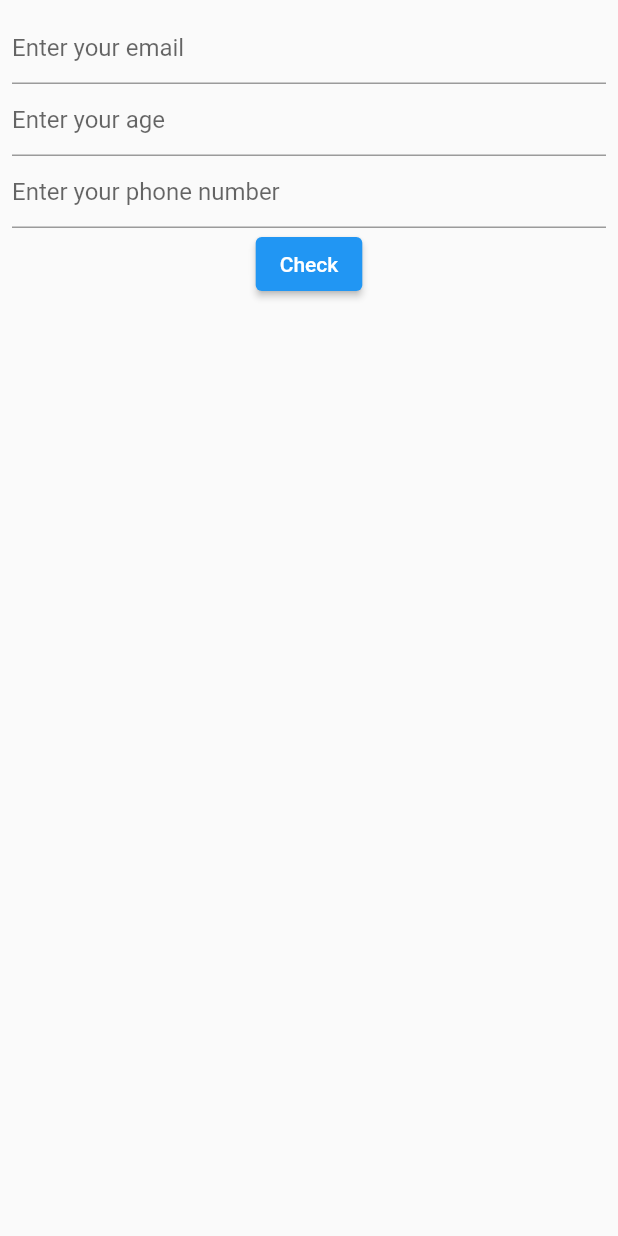
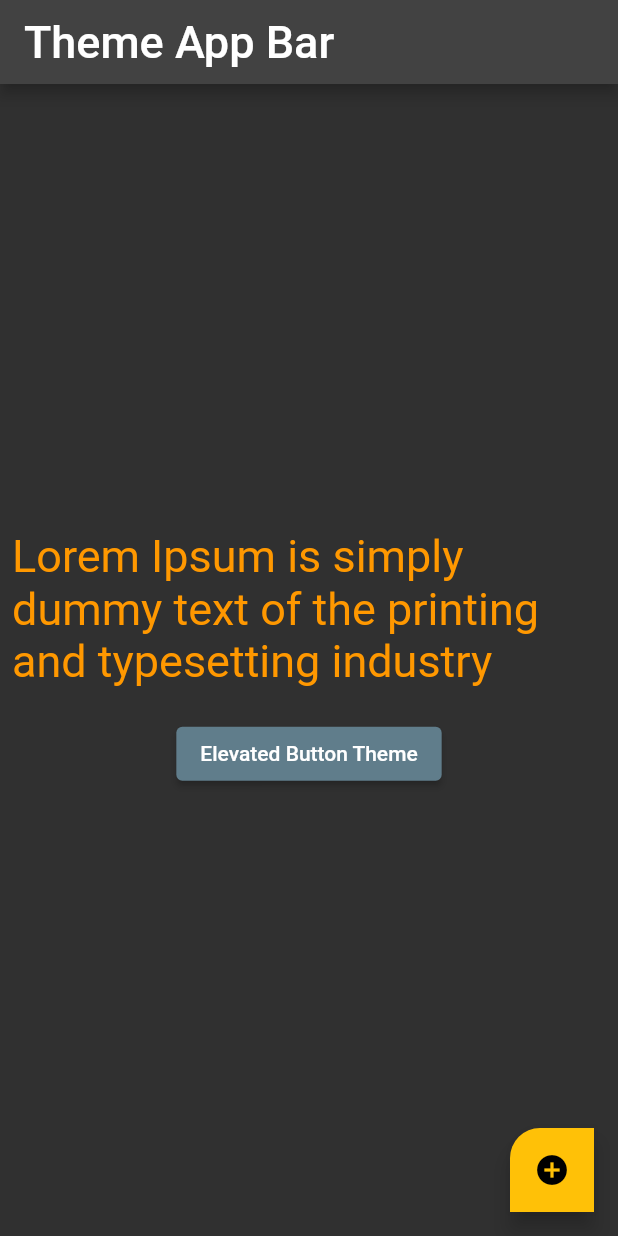
Before and after one commit to shah-arif/form_route_font, a Flutter app: the screen it shows after launch, on a phone screen of 412 x 824 dp. Run offline on Flutter 3.47's test engine with Material 2 defaults, Android fonts, the phone set to English and light mode, and no system bars.

```diff
--- a/lib/first_screen.dart
+++ b/lib/first_screen.dart
@@ -1,4 +1,6 @@
+import 'package:flutter/cupertino.dart';
 import 'package:flutter/material.dart';
+import 'package:form_route_font/second_screen.dart';
 
 class FirstScreen extends StatelessWidget {
   const FirstScreen({Key? key}) : super(key: key);
@@ -6,10 +8,25 @@ class FirstScreen extends StatelessWidget {
   @override
   Widget build(BuildContext context) {
     return Scaffold(
-      body: Column(
-        children: [
-
-        ],
+      appBar: AppBar(title: Text("First Screen"),),
+      body: Center(
+        child: Column(
+          mainAxisAlignment: MainAxisAlignment.center,
+          children: [
+             ElevatedButton(onPressed: (){
+               Navigator.push(context, CupertinoPageRoute(builder: (context)=>SecondScreen()));
+             }, child: Text("Go to Second Screen - Push")),
+            ElevatedButton(onPressed: (){
+              Navigator.pushReplacement(context, MaterialPageRoute(builder: (context)=>SecondScreen()));
+            }, child: Text("Go to Second Screen - Push Replacement")),
+            ElevatedButton(onPressed: (){
+              Navigator.pushNamed(context, '/second-screen');
+            }, child: Text("Go to Second Screen - Push Named")),
+            ElevatedButton(onPressed: (){
+              Navigator.pushReplacementNamed(context, '/second-screen');
+            }, child: Text("Go to Second Screen - Push Replacement Named")),
+          ],
+        ),
       )
     );
   }
--- a/lib/main.dart
+++ b/lib/main.dart
@@ -3,6 +3,7 @@ import 'package:flutter/material.dart';
 import 'package:form_route_font/first_screen.dart';
 import 'package:form_route_font/form.dart';
 import 'package:form_route_font/second_screen.dart';
+import 'package:form_route_font/theme_cutomization.dart';
 
 void main (){
   runApp(const MyApp());
@@ -14,10 +15,37 @@ class MyApp extends StatelessWidget {
   @override
   Widget build(BuildContext context) {
     return MaterialApp(
+      theme: ThemeData(
+        brightness: Brightness.dark,
+        textTheme: TextTheme(
+          headline6: TextStyle(
+            fontSize: 30,
+          ),
+          bodyText2: TextStyle(
+            fontSize: 30,
+            color: Colors.orange
+          )
+        ),
+        // scaffoldBackgroundColor: Colors.blueGrey
+        floatingActionButtonTheme: FloatingActionButtonThemeData(
+          backgroundColor: Colors.amber,
+          shape: RoundedRectangleBorder(
+            borderRadius: BorderRadius.only(
+              topLeft: Radius.circular(20)
+            )
+          )
+        ),
+        elevatedButtonTheme: ElevatedButtonThemeData(
+          style: ElevatedButton.styleFrom(
+            primary: Colors.blueGrey
+          )
+        )
+      ),
       debugShowCheckedModeBanner: false,
       home:
       // FirstScreen(),
-      FormScreen(),
+      // FormScreen(),
+      ThemeCustom(),
 
       initialRoute: '/',
       routes: {
--- /dev/null
+++ b/lib/theme_cutomization.dart
@@ -0,0 +1,28 @@
+import 'package:flutter/material.dart';
+
+class ThemeCustom extends StatelessWidget {
+  const ThemeCustom({Key? key}) : super(key: key);
+
+  @override
+  Widget build(BuildContext context) {
+    return Scaffold(
+      appBar: AppBar(
+        title: Text("Theme App Bar"),
+      ),
+      body: Padding(
+        padding: const EdgeInsets.all(8.0),
+        child: Center(
+          child: Column(
+            mainAxisAlignment: MainAxisAlignment.center,
+            children: [
+              Text("Lorem Ipsum is simply dummy text of the printing and typesetting industry"),
+              SizedBox(height: 20,),
+              ElevatedButton(onPressed: (){}, child: Text("Elevated Button Theme"))
+            ],
+          ),
+        ),
+      ),
+      floatingActionButton: FloatingActionButton(onPressed: (){},child: Icon(Icons.add_circle),),
+    );
+  }
+}
```
Also changed, not shown: lib/second_screen.dart (+13 -2 lines).
